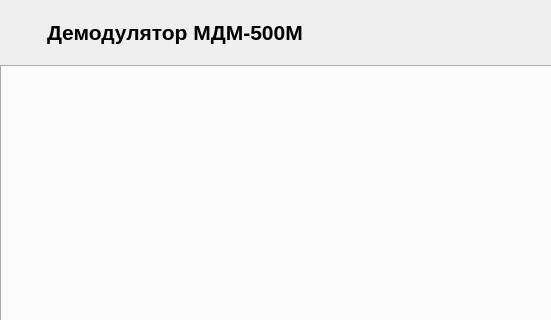
Before: the Qt Designer form src/MainWindow.ui in yuferovalex/MDM500M, drawn with Qt 5; both pictures show x 0 to 551 and y 0 to 320 of the 1280 by 600 pixel window.
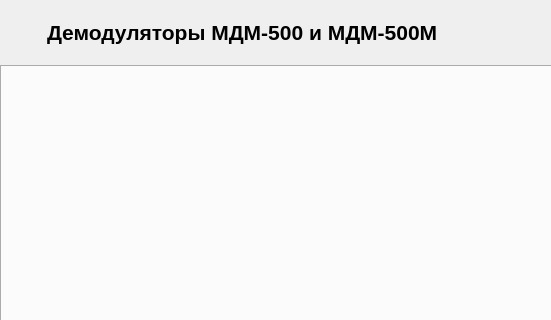
After: the same form once the commit is applied. Icons and pictures are not drawn.

```diff
--- a/src/MainWindow.ui
+++ b/src/MainWindow.ui
@@ -84,7 +84,7 @@
          </font>
         </property>
         <property name="text">
-         <string>Демодулятор МДМ-500М</string>
+         <string notr="true">Демодуляторы МДМ-500 и МДМ-500М</string>
         </property>
        </widget>
       </item>
```
